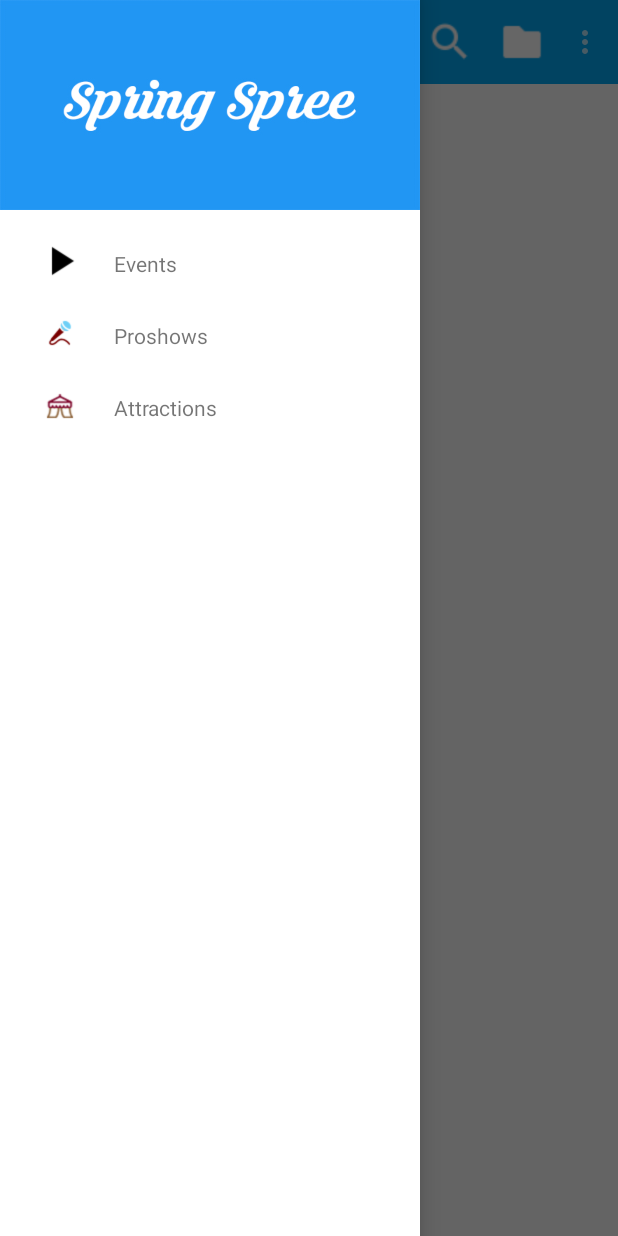
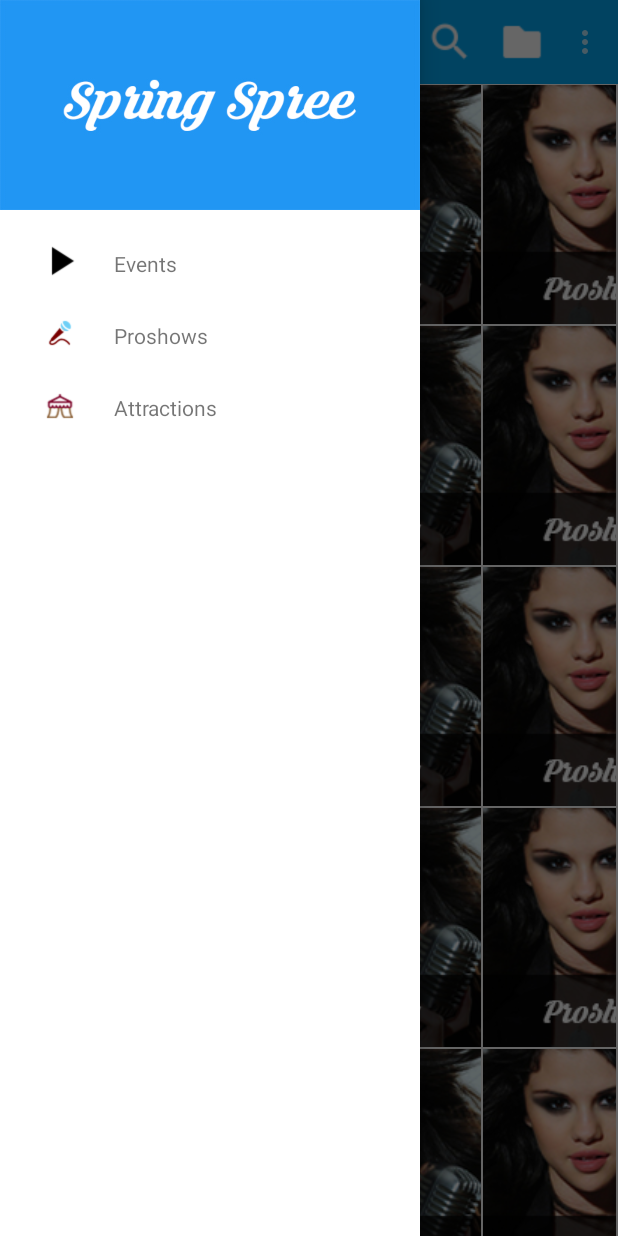
Before and after one commit to Nabagata/Spree_app, an Android app: the screen it shows after launch (SpreeMain), on a phone screen of 412 x 824 dp. Run offline under Robolectric (Android 15) with nearby library versions, the phone set to English and light mode, and no system bars.

Commit message:
commit in studio 4th video

```diff
--- a/app/src/main/AndroidManifest.xml
+++ b/app/src/main/AndroidManifest.xml
@@ -19,7 +19,13 @@
         <activity
             android:name=".Notify"
             android:label="@string/title_activity_notify" >
-            <meta-data android:name="android.support.PARENT_ACTIVITY" android:value=".SpreeMain"/>
+            <meta-data
+                android:name="android.support.PARENT_ACTIVITY"
+                android:value=".SpreeMain" />
+        </activity>
+        <activity
+            android:name=".Events"
+            android:label="@string/title_activity_events" >
         </activity>
     </application>
 
--- a/app/src/main/java/com/spree/spree_app/SpreeMain.java
+++ b/app/src/main/java/com/spree/spree_app/SpreeMain.java
@@ -7,10 +7,50 @@ import android.os.Bundle;
 import android.support.v7.widget.Toolbar;
 import android.view.Menu;
 import android.view.MenuItem;
+import android.widget.ImageView;
+import android.widget.TableLayout;
+import android.widget.TableRow;
 
 
 public class SpreeMain extends ActionBarActivity {
     private Toolbar toolbar;
+    private int col=3;
+    public String[] events = {
+            "Google",
+            "Github",
+            "Instagram",
+            "Facebook",
+            "Flickr",
+            "Pinterest",
+            "Quora",
+            "Twitter",
+            "Vimeo",
+            "WordPress",
+            "Youtube",
+            "Stumbleupon",
+            "SoundCloud",
+            "Reddit",
+            "Blogger"
+    } ;
+    private int rows= (int) Math.ceil(events.length/3.0);
+    /*int[] imageId = {
+            R.drawable.image1,
+            R.drawable.image2,
+            R.drawable.image3,
+            R.drawable.image4,
+            R.drawable.image5,
+            R.drawable.image6,
+            R.drawable.image7,
+            R.drawable.image8,
+            R.drawable.image9,
+            R.drawable.image10,
+            R.drawable.image11,
+            R.drawable.image12,
+            R.drawable.image13,
+            R.drawable.image14,
+            R.drawable.image15
+
+    };*/
     @Override
     protected void onCreate(Bundle savedInstanceState) {
         super.onCreate(savedInstanceState);
@@ -18,8 +58,34 @@ public class SpreeMain extends ActionBarActivity {
         toolbar= (Toolbar) findViewById(R.id.app_toolbar);
         setSupportActionBar(toolbar);
         getSupportActionBar().setDisplayShowHomeEnabled(true);
+        populate_grid();
         Drawer drawer= (Drawer) getSupportFragmentManager().findFragmentById(R.id.drawer_fragment);
         drawer.setup(R.id.drawer_fragment,(DrawerLayout) findViewById(R.id.drawer_layout),toolbar);
+    }
+
+    private void populate_grid() {
+        TableLayout grid_table= (TableLayout) findViewById(R.id.grid_table);
+       // grid_table.getLayoutParams().height = 300;
+       // grid_table.requestLayout();
+        for (int i=0;i<rows;i++){
+            TableRow grid_row=new TableRow(this);
+            TableLayout.LayoutParams tableRowParams=
+                    new TableLayout.LayoutParams(
+                            TableRow.LayoutParams.MATCH_PARENT,
+                            TableRow.LayoutParams.MATCH_PARENT,
+                            1.0f
+                    );
+            grid_row.setLayoutParams(tableRowParams);
+            grid_table.addView(grid_row);
+            for (int j=0;j<col;j++){
+                ImageView event_image=new ImageView(this);
+                event_image.setImageResource(R.drawable.pic);
+                event_image.setPadding(1,1,1,1);
+               // tableRowParams.setMargins(0,1,0,1);
+                grid_row.setLayoutParams(tableRowParams);
+                grid_row.addView(event_image);
+            }
+        }
     }
 
     @Override
--- a/app/src/main/res/layout/activity_spree_main.xml
+++ b/app/src/main/res/layout/activity_spree_main.xml
@@ -13,6 +13,20 @@
         <include
             android:id="@+id/app_toolbar"
             layout="@layout/app_bar" />
+        <ScrollView
+            android:layout_width="match_parent"
+            android:layout_height="match_parent"
+            android:layout_below="@+id/app_toolbar"
+            android:layout_alignParentLeft="true"
+            android:layout_alignParentStart="true"
+            android:paddingRight="1dp">
+        <TableLayout
+            android:id="@+id/grid_table"
+            android:layout_width="match_parent"
+            android:layout_height="match_parent"
+            android:stretchColumns="*">
+        </TableLayout>
+        </ScrollView>
 
     </RelativeLayout>
     <fragment
--- a/app/src/main/res/values/strings.xml
+++ b/app/src/main/res/values/strings.xml
@@ -12,5 +12,6 @@
     <string name="hello_blank_fragment">Hello blank fragment</string>
     <string name="drawer_open">Open</string>
     <string name="drawer_close">Close</string>
+    <string name="title_activity_events">Events</string>
 
 </resources>
```
Also changed, not shown: app/src/main/res/drawable/pic.jpg (added).
